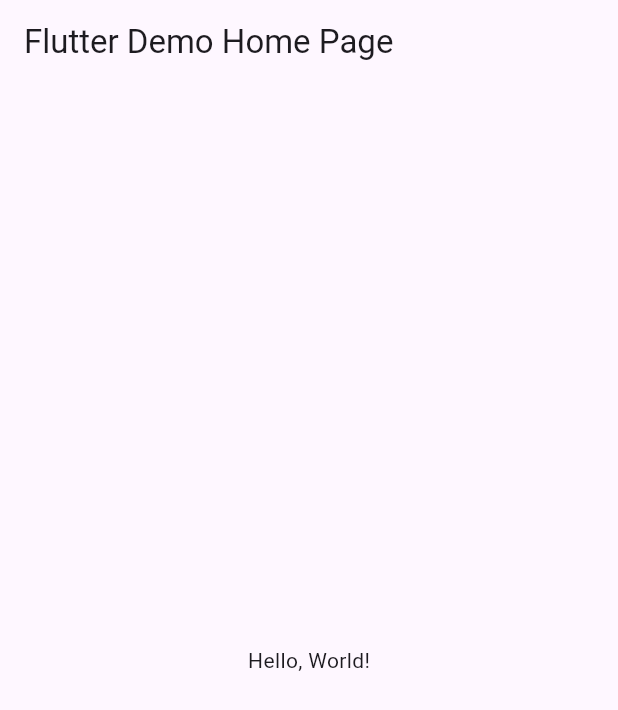
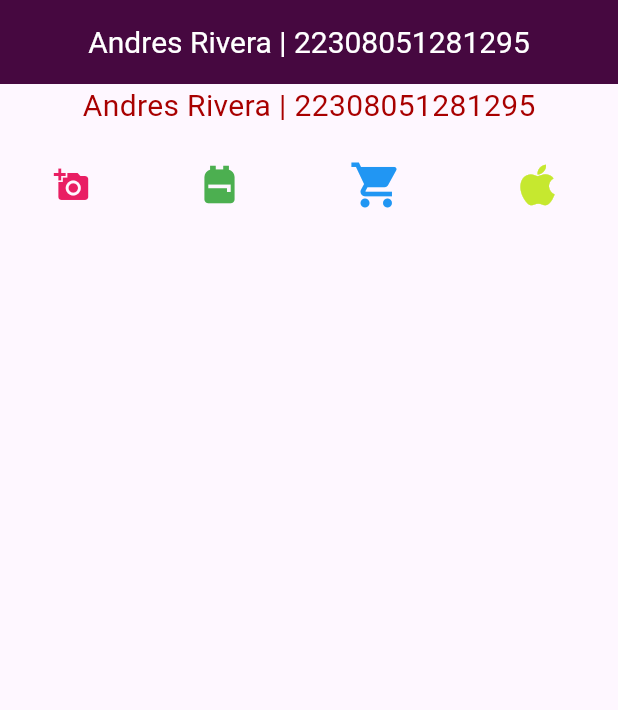
Before and after one commit to AndresRivera111/P9_V1_Icons, a Flutter app: the screen it shows after launch, on a phone screen of 412 x 824 dp. Shown: the top 710 px of the screen. Run offline on Flutter 3.47's test engine with Material 3 defaults, Android fonts, the phone set to English and light mode, and no system bars.

Commit message:
Andres Rivera

```diff
--- a/lib/main.dart
+++ b/lib/main.dart
@@ -1,43 +1,58 @@
 import 'package:flutter/material.dart';
 
-void main() => runApp(MyApp());
+void main() => runApp(MyIconsAPP());
 
-class MyApp extends StatelessWidget {
-  const MyApp({super.key});
-  // This widget is the root of your application.
+class MyIconsAPP extends StatelessWidget {
+  const MyIconsAPP({Key? key}) : super(key: key);
+
   @override
   Widget build(BuildContext context) {
     return MaterialApp(
-      // Application name
-      title: 'Flutter Hello World',
-      // Application theme data, you can set the colors for the application as
-      // you want
-      theme: ThemeData(
-        // useMaterial3: false,
-        primarySwatch: Colors.blue,
-      ),
-      // A widget which will be started on application startup
-      home: MyHomePage(title: 'Flutter Demo Home Page'),
-    );
-  }
-}
-
-class MyHomePage extends StatelessWidget {
-  final String title;
-  const MyHomePage({super.key, required this.title});
-
-  @override
-  Widget build(BuildContext context) {
-    return Scaffold(
-      appBar: AppBar(
-        // The title text which will be shown on the action bar
-        title: Text(title),
-      ),
-      body: Center(
-        child: Text(
-          'Hello, World!',
-        ),
-      ),
-    );
-  }
-}
+        debugShowCheckedModeBanner: false,
+        home: Scaffold(
+          appBar: AppBar(
+            title: Text('Andres Rivera | 22308051281295'),
+            centerTitle: true,
+            backgroundColor: Color(0xff460840),
+            titleTextStyle: TextStyle(color: Colors.white, fontSize: 20),
+          ),
+          body: Column(
+            children: <Widget>[
+              Text(
+                'Andres Rivera | 22308051281295',
+                style: TextStyle(color: Color(0xffa80000), fontSize: 20),
+              ),
+              SizedBox(
+                height: 20,
+              ),
+              const Row(
+                mainAxisAlignment: MainAxisAlignment.spaceAround,
+                children: <Widget>[
+                  Icon(
+                    Icons.add_a_photo,
+                    color: Colors.pink,
+                    size: 24.0,
+                    semanticLabel: 'Text to announce in accessibility modes',
+                  ),
+                  Icon(
+                    Icons.backpack,
+                    color: Colors.green,
+                    size: 30.0,
+                  ),
+                  Icon(
+                    Icons.shopping_cart,
+                    color: Colors.blue,
+                    size: 36.0,
+                  ),
+                  Icon(
+                    Icons.apple,
+                    color: Color(0xffc6e82f),
+                    size: 36.0,
+                  ),
+                ],
+              ),
+            ],
+          ),
+        ));
+  } //end widgets
+} //end class MyIconsApp
```
Also changed, not shown: ejemploIcons.PNG (added).
